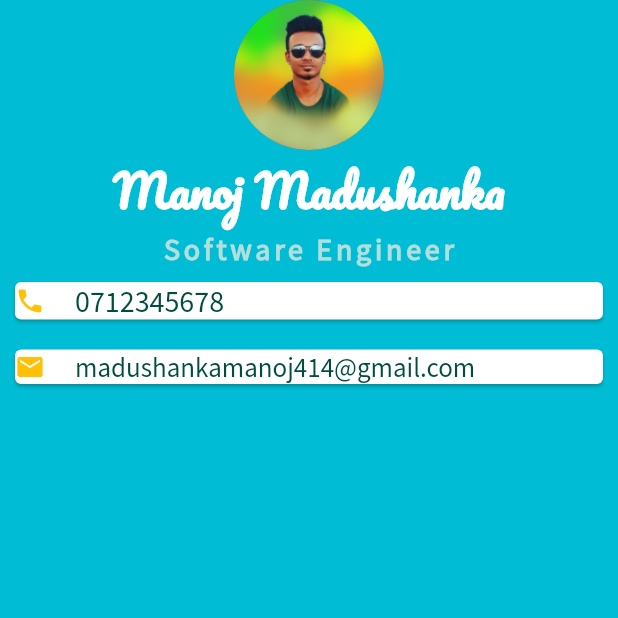
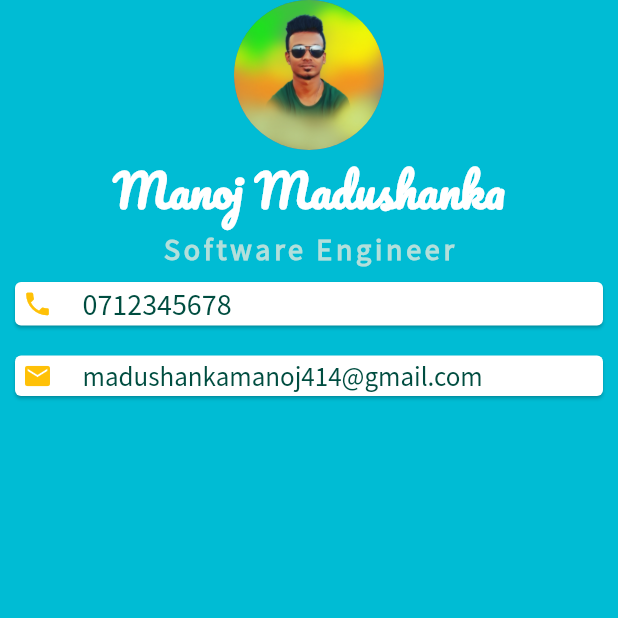
Before and after one commit to manoj1995madushanka/flutter_cv_assment, a Flutter app: the screen it shows after launch, on a phone screen of 412 x 824 dp, the top half of it. Run offline on Flutter 3.47's test engine with Material 2 defaults, Android fonts, the phone set to English and light mode, and no system bars.

Commit message:
fix card padding

```diff
--- a/lib/main.dart
+++ b/lib/main.dart
@@ -42,6 +42,7 @@ class MyApp extends StatelessWidget {
               Card(
                 color: Colors.white,
                 margin: EdgeInsets.all(10.0),
+                child: Padding(
                   padding: EdgeInsets.symmetric(horizontal: 5.0,vertical: 2.0),
                   child: Row(
                     children: [
@@ -63,9 +64,11 @@ class MyApp extends StatelessWidget {
                     ],
                   ),
                 ),
+              ),
               Card(
                 color: Colors.white,
                 margin: EdgeInsets.all(10.0),
+                child: Padding(
                   padding: EdgeInsets.symmetric(horizontal: 5.0,vertical: 2.0),
                   child: Row(
                     children: [
@@ -87,6 +90,7 @@ class MyApp extends StatelessWidget {
                     ],
                   ),
                 ),
+              ),
             ],
           ),
         ),
```
Lines whose indentation alone changed are shown as unchanged.
